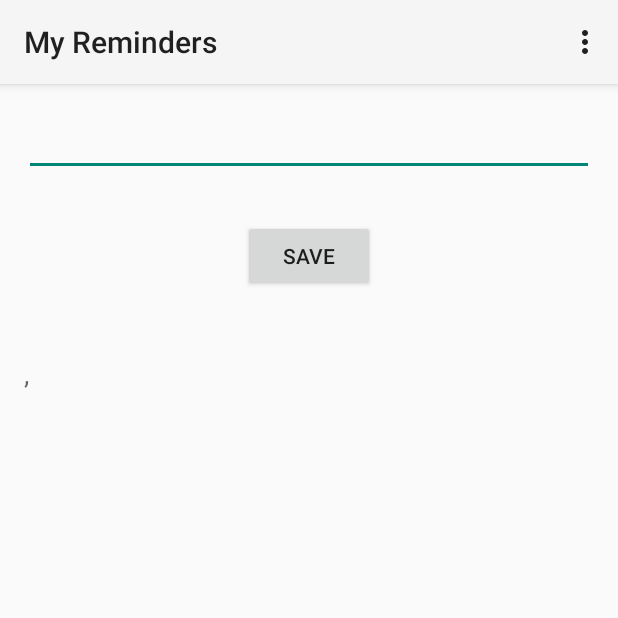
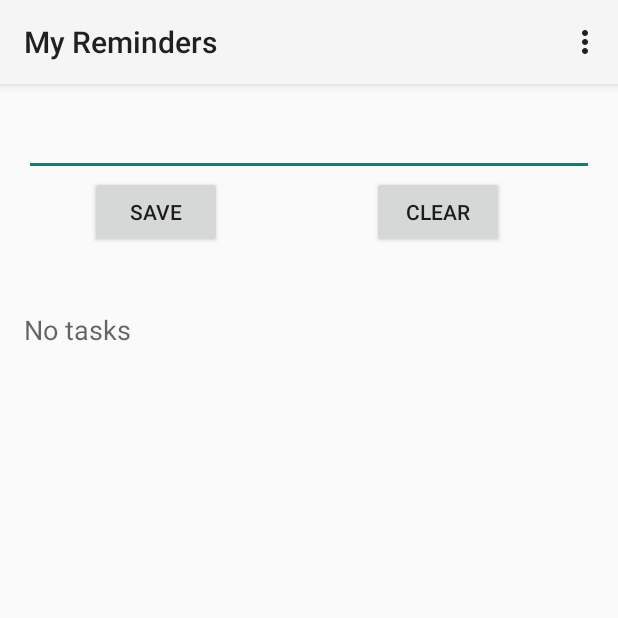
Before and after one commit to 48ca/mobile, an Android app: the screen it shows after launch (MainActivity), after a tap on "SAVE", on a phone screen of 412 x 824 dp, the top half of it. Run offline under Robolectric (Android 15) with nearby library versions, the phone set to English and light mode, and no system bars.

Commit message:
Improve addition system

```diff
--- a/MyReminders/app/src/main/java/me/jhoughton/myreminders/MainActivity.java
+++ b/MyReminders/app/src/main/java/me/jhoughton/myreminders/MainActivity.java
@@ -21,15 +21,29 @@ public class MainActivity extends Activity {
         super.onCreate(savedInstanceState);
         setContentView(R.layout.activity_main);
         Button button = (Button) findViewById(R.id.button);
+        Button clear = (Button) findViewById(R.id.buttonclear);
         final SharedPreferences mSettings = PreferenceManager.getDefaultSharedPreferences(this);
         button.setOnClickListener(new View.OnClickListener() {
             @Override
             public void onClick(View v) {
                 EditText et = (EditText) findViewById(R.id.editText);
+                String toAdd = et.getText().toString();
+                if(!toAdd.equals("")) {
+                    SharedPreferences.Editor editor = mSettings.edit();
+                    String update = mSettings.getString("tasks", "");
+                    update += update.equals("") ? "" : ", ";
+                    update += toAdd;
+                    editor.putString("tasks", update);
+                    editor.commit();
+                    updateTasks(mSettings);
+                }
+            }
+        });
+        clear.setOnClickListener(new View.OnClickListener() {
+            @Override
+            public void onClick(View v) {
                 SharedPreferences.Editor editor = mSettings.edit();
-                String update = mSettings.getString("tasks", "");
-                update += ", " + et.getText().toString();
-                editor.putString("tasks",update);
+                editor.putString("tasks",null);
                 editor.commit();
                 updateTasks(mSettings);
             }
--- a/MyReminders/app/src/main/res/layout/activity_main.xml
+++ b/MyReminders/app/src/main/res/layout/activity_main.xml
@@ -18,9 +18,18 @@
         android:layout_height="wrap_content"
         android:text="Save"
         android:id="@+id/button"
+        android:layout_marginStart="44dp"
         android:layout_below="@+id/editText"
-        android:layout_centerHorizontal="true"
-        android:layout_marginTop="29dp" />
+        android:layout_alignParentStart="true" />
+
+    <Button
+        android:layout_width="wrap_content"
+        android:layout_height="wrap_content"
+        android:text="Clear"
+        android:id="@+id/buttonclear"
+        android:layout_below="@+id/editText"
+        android:layout_alignParentEnd="true"
+        android:layout_marginEnd="60dp" />
 
     <TextView
         android:layout_width="wrap_content"
```
